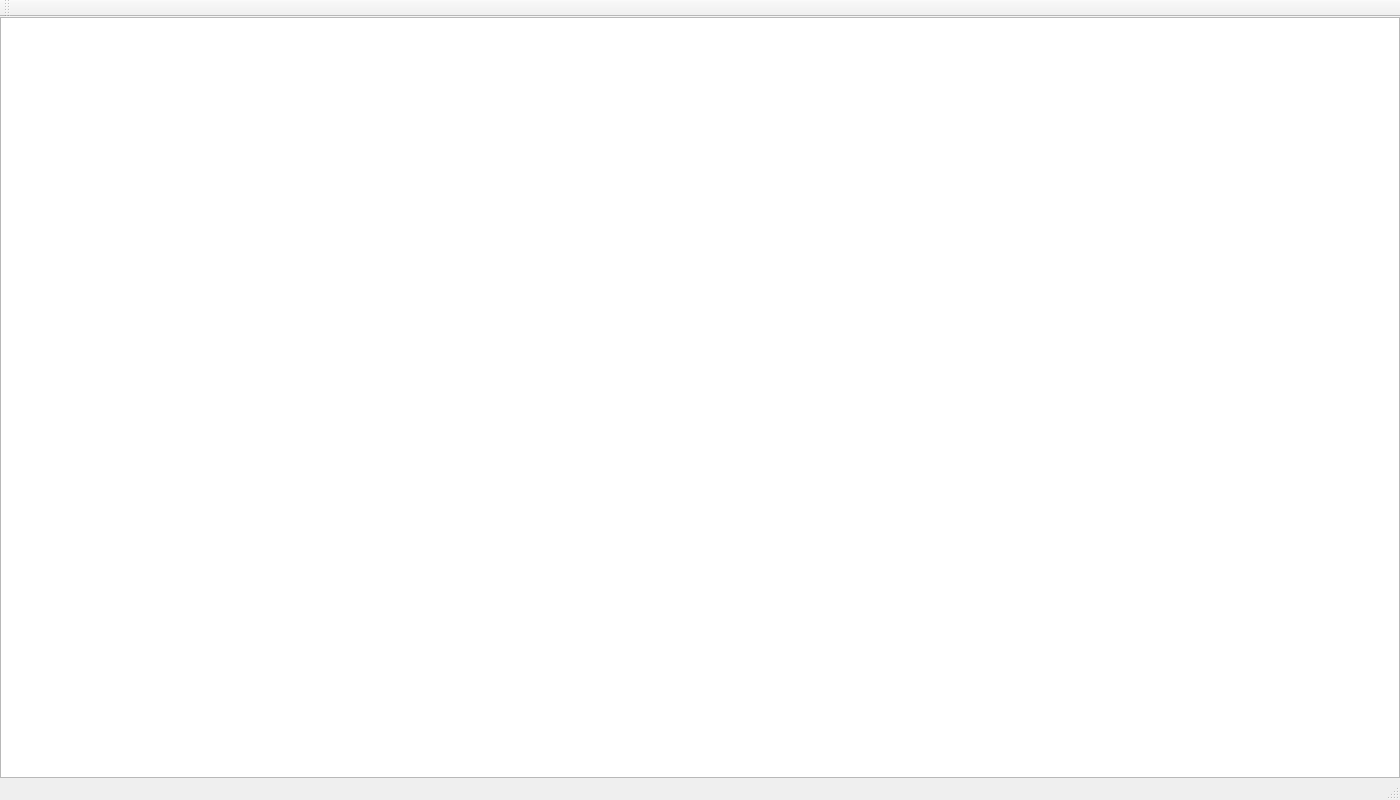
The window that CodeEditor/src/Forms/CodeEditor.ui (Sugz/CodeEditor-Qt-Cpp) describes before a commit, drawn with Qt 5.
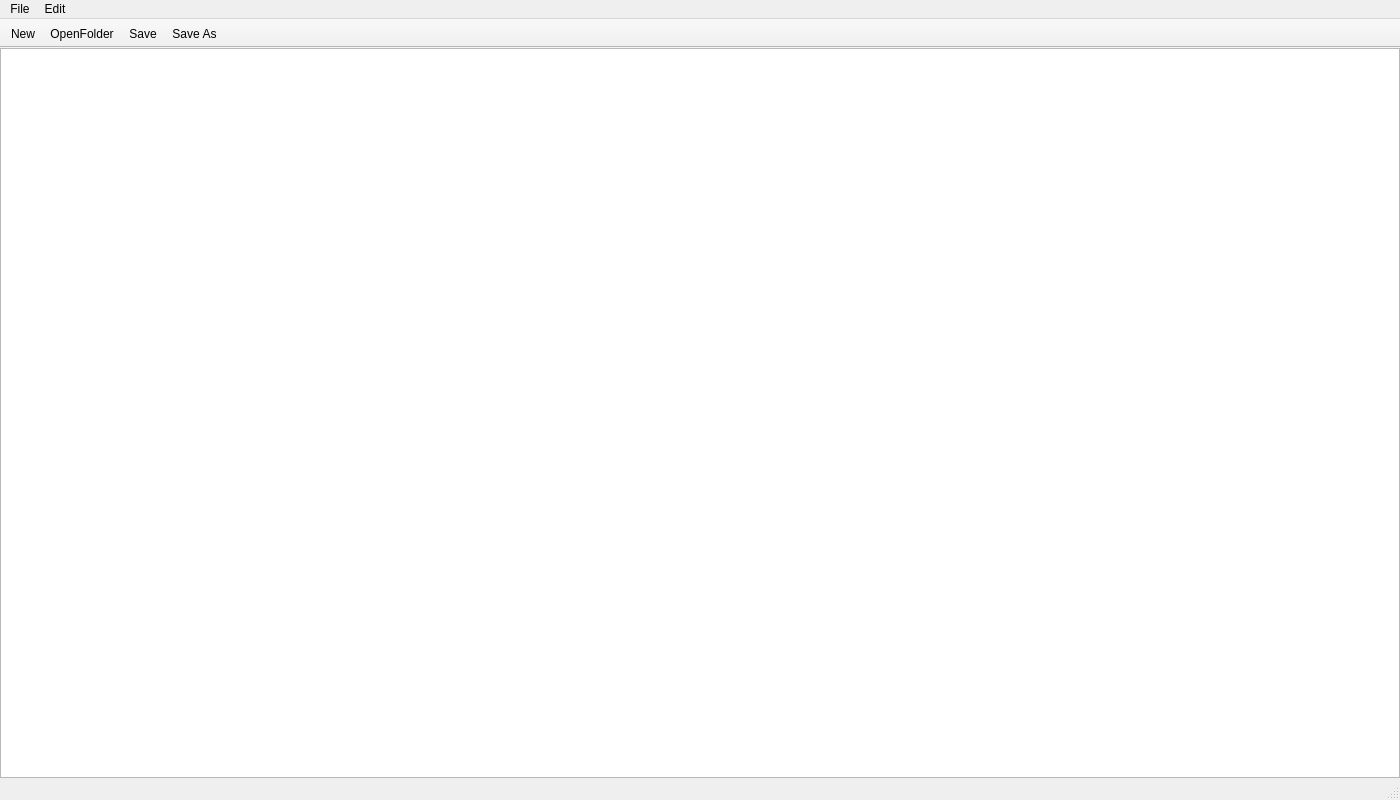
The same window after the commit. Icons and pictures are not drawn. Custom widgets are drawn as their Qt base class.

Diff of the .ui file:
```diff
--- a/CodeEditor/src/Forms/CodeEditor.ui
+++ b/CodeEditor/src/Forms/CodeEditor.ui
@@ -41,16 +41,110 @@
      <height>21</height>
     </rect>
    </property>
+   <widget class="QMenu" name="menuFile">
+    <property name="title">
+     <string>File</string>
+    </property>
+   </widget>
+   <widget class="QMenu" name="menuEdit">
+    <property name="title">
+     <string>Edit</string>
+    </property>
+   </widget>
+   <addaction name="menuFile"/>
+   <addaction name="menuEdit"/>
   </widget>
   <widget class="QToolBar" name="mainToolBar">
+   <property name="sizePolicy">
+    <sizepolicy hsizetype="Preferred" vsizetype="Fixed">
+     <horstretch>0</horstretch>
+     <verstretch>30</verstretch>
+    </sizepolicy>
+   </property>
+   <property name="movable">
+    <bool>false</bool>
+   </property>
+   <property name="iconSize">
+    <size>
+     <width>16</width>
+     <height>16</height>
+    </size>
+   </property>
+   <property name="floatable">
+    <bool>false</bool>
+   </property>
    <attribute name="toolBarArea">
     <enum>TopToolBarArea</enum>
    </attribute>
    <attribute name="toolBarBreak">
     <bool>false</bool>
    </attribute>
+   <addaction name="actionNew"/>
+   <addaction name="actionOpenFolder"/>
+   <addaction name="actionSave"/>
+   <addaction name="actionSaveAs"/>
   </widget>
   <widget class="QStatusBar" name="statusBar"/>
+  <action name="actionNew">
+   <property name="icon">
+    <iconset resource="../../Resources/CodeEditor.qrc">
+     <normaloff>:/CodeEditor/Icons/NewFile_12x.svg</normaloff>:/CodeEditor/Icons/NewFile_12x.svg</iconset>
+   </property>
+   <property name="text">
+    <string>New</string>
+   </property>
+   <property name="shortcut">
+    <string>Ctrl+N</string>
+   </property>
+  </action>
+  <action name="actionOpenFolder">
+   <property name="icon">
+    <iconset resource="../../Resources/CodeEditor.qrc">
+     <normaloff>:/CodeEditor/Icons/OpenFolder_16x.svg</normaloff>:/CodeEditor/Icons/OpenFolder_16x.svg</iconset>
+   </property>
+   <property name="text">
+    <string>OpenFolder</string>
+   </property>
+   <property name="shortcut">
+    <string>Ctrl+F</string>
+   </property>
+  </action>
+  <action name="actionSave">
+   <property name="icon">
+    <iconset resource="../../Resources/CodeEditor.qrc">
+     <normaloff>:/CodeEditor/Icons/Save_16x.svg</normaloff>:/CodeEditor/Icons/Save_16x.svg</iconset>
+   </property>
+   <property name="text">
+    <string>Save</string>
+   </property>
+   <property name="shortcut">
+    <string>Ctrl+S</string>
+   </property>
+  </action>
+  <action name="actionSaveAs">
+   <property name="icon">
+    <iconset resource="../../Resources/CodeEditor.qrc">
+     <normaloff>:/CodeEditor/Icons/SaveAs_16x.svg</normaloff>:/CodeEditor/Icons/SaveAs_16x.svg</iconset>
+   </property>
+   <property name="text">
+    <string>Save As</string>
+   </property>
+   <property name="shortcut">
+    <string>Ctrl+Shift+S</string>
+   </property>
+  </action>
+  <action name="actionSaveAll">
+   <property name="icon">
+    <iconset resource="../../Resources/CodeEditor.qrc">
+     <normaloff>:/CodeEditor/Icons/SaveAll_16x.svg</normaloff>:/CodeEditor/Icons/SaveAll_16x.svg</iconset>
+   </property>
+   <property name="text">
+    <string>Save All</string>
+   </property>
+   <property name="shortcut">
+    <string>Ctrl+Alt+S</string>
+   </property>
+  </action>
  </widget>
  <layoutdefault spacing="6" margin="11"/>
  <customwidgets>
```
